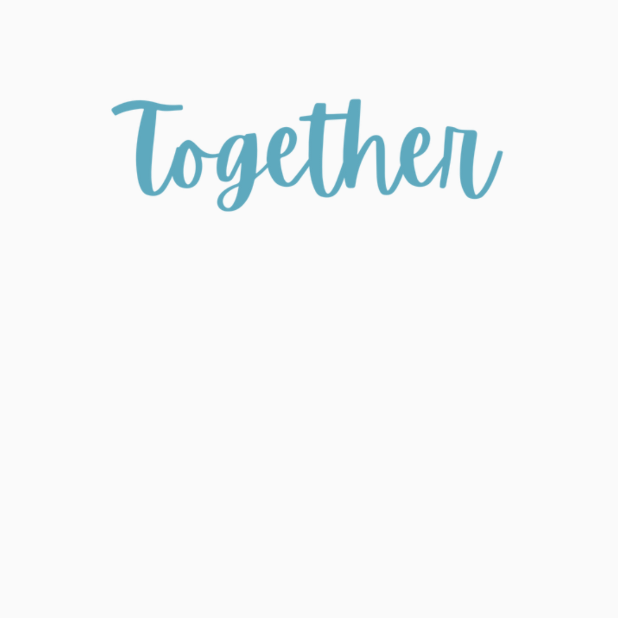
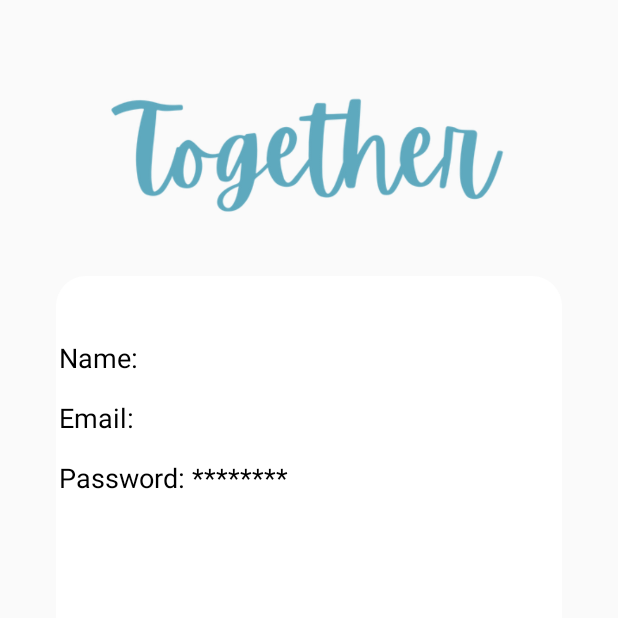
Before and after one commit to Sanduni-Ridmika/Together-app, an Android app: the UserProfile screen opened directly, with no data from a screen before it, on a phone screen of 412 x 824 dp, the top half of it. Run offline under Robolectric (Android 15) with nearby library versions, the phone set to English and light mode, and no system bars; our stand-ins replace Firebase (no records; nobody signed in at launch, a user with empty details on screens opened directly).

Commit message:
shows user name and email in profile page after signing up

```diff
--- a/TogetherApp/app/src/main/java/com/example/togetherapp/SignUp.kt
+++ b/TogetherApp/app/src/main/java/com/example/togetherapp/SignUp.kt
@@ -7,6 +7,7 @@ import android.widget.Button
 import android.widget.EditText
 import android.widget.Toast
 import com.google.firebase.auth.FirebaseAuth
+import com.google.firebase.auth.UserProfileChangeRequest
 
 class SignUp : AppCompatActivity() {
 
@@ -39,9 +40,24 @@ class SignUp : AppCompatActivity() {
         mAuth.createUserWithEmailAndPassword(email, password)
             .addOnCompleteListener(this) { task ->
                 if (task.isSuccessful) {
-                    // Sign in success navigate to home page
-                    val intent = Intent(this@SignUp, Home::class.java)
-                    startActivity(intent)
+                    // Sign up success, update user profile with display name
+                    val user = mAuth.currentUser
+                    val displayName = edtName.text.toString()
+                    val profileUpdates = UserProfileChangeRequest.Builder()
+                        .setDisplayName(displayName)
+                        .build()
+
+                    user?.updateProfile(profileUpdates)
+                        ?.addOnCompleteListener { updateTask ->
+                            if (updateTask.isSuccessful) {
+                                // Display name updated successfully
+                                val intent = Intent(this@SignUp, Home::class.java)
+                                startActivity(intent)
+                            } else {
+                                // Failed to update display name
+                                Toast.makeText(this@SignUp, "Failed to update display name.", Toast.LENGTH_SHORT).show()
+                            }
+                        }
 
                 } else {
                     // If sign in fails, display a message to the user.
--- a/TogetherApp/app/src/main/java/com/example/togetherapp/UserProfile.kt
+++ b/TogetherApp/app/src/main/java/com/example/togetherapp/UserProfile.kt
@@ -2,10 +2,37 @@ package com.example.togetherapp
 
 import androidx.appcompat.app.AppCompatActivity
 import android.os.Bundle
+import android.widget.FrameLayout
+import android.widget.TextView
+import com.google.firebase.auth.FirebaseAuth
 
 class UserProfile : AppCompatActivity() {
+
+    private lateinit var frameLayout: FrameLayout
+    private lateinit var txtName: TextView
+    private lateinit var txtEmail: TextView
+    private lateinit var txtPassword: TextView
+    private lateinit var mAuth: FirebaseAuth
+
     override fun onCreate(savedInstanceState: Bundle?) {
         super.onCreate(savedInstanceState)
         setContentView(R.layout.activity_user_profile)
+
+        mAuth = FirebaseAuth.getInstance()
+
+        frameLayout = findViewById(R.id.frame)
+        txtName = findViewById(R.id.txt_name)
+        txtEmail = findViewById(R.id.txt_email)
+        txtPassword = findViewById(R.id.txt_password)
+
+        // Get the currently logged in user
+        val currentUser = mAuth.currentUser
+
+        if (currentUser != null) {
+            // Set the name, email, and password in the TextViews
+            txtName.text = "Name: ${currentUser.displayName}"
+            txtEmail.text = "Email: ${currentUser.email}"
+            txtPassword.text = "Password: ********"
+        }
     }
 }
--- a/TogetherApp/app/src/main/res/layout/activity_user_profile.xml
+++ b/TogetherApp/app/src/main/res/layout/activity_user_profile.xml
@@ -14,4 +14,49 @@
         android:layout_marginTop="30dp"
         android:src="@drawable/namelogo" />
 
+    <FrameLayout
+        android:id="@+id/frame"
+        android:layout_width="337dp"
+        android:layout_height="495dp"
+        android:layout_below="@id/logo"
+        android:layout_centerHorizontal="true"
+        android:layout_marginTop="10dp"
+        android:background="@drawable/box_background"
+        android:textColor="#2C6D80"
+        android:textSize="18sp"
+        android:visibility="visible">
+
+        <TextView
+            android:id="@+id/txt_name"
+            android:layout_width="wrap_content"
+            android:layout_height="wrap_content"
+            android:layout_marginTop="40dp"
+            android:text="Name:"
+            android:textSize="18sp"
+            android:textColor="#000000"
+            />
+
+        <TextView
+            android:id="@+id/txt_email"
+            android:layout_width="wrap_content"
+            android:layout_height="wrap_content"
+            android:layout_below="@id/txt_name"
+            android:layout_marginTop="80dp"
+            android:text="Email:"
+            android:textSize="18sp"
+            android:textColor="#000000"
+            />
+
+        <TextView
+            android:id="@+id/txt_password"
+            android:layout_width="wrap_content"
+            android:layout_height="wrap_content"
+            android:layout_below="@id/txt_email"
+            android:layout_marginTop="120dp"
+            android:text="Password:"
+            android:textColor="#000000"
+            android:textSize="18sp" />
+
+    </FrameLayout>
+
 </RelativeLayout>
```
